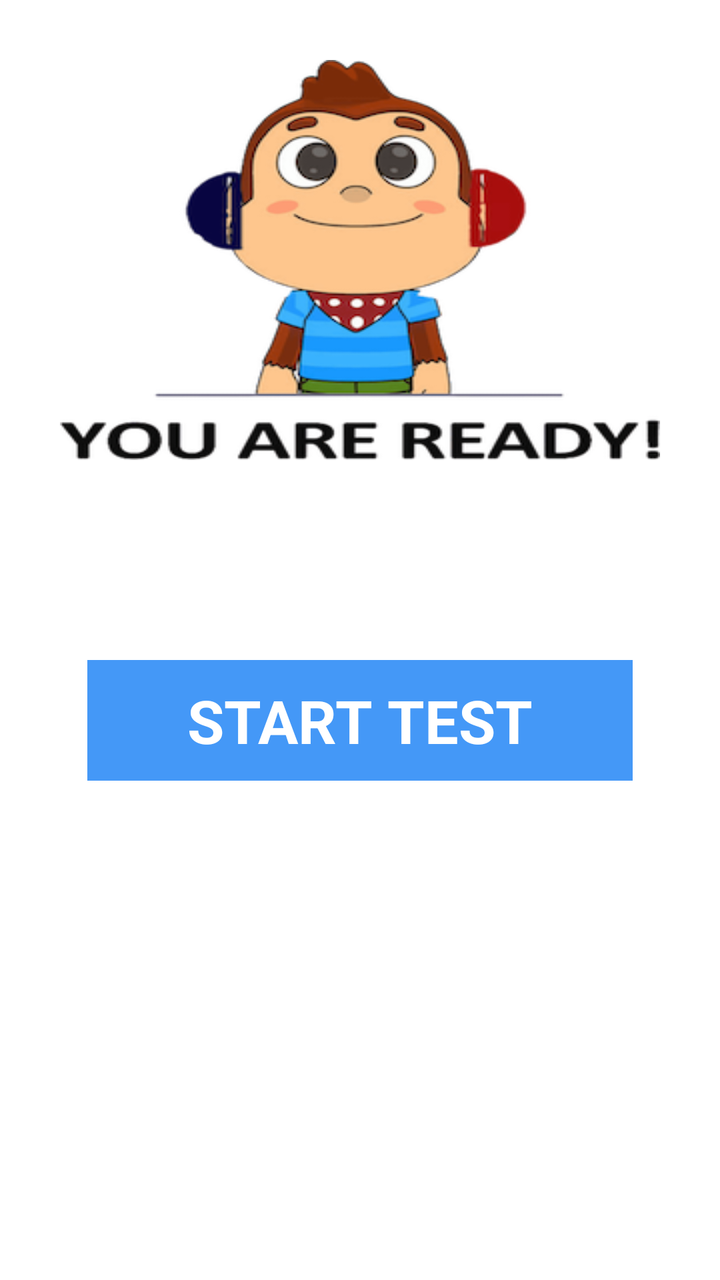
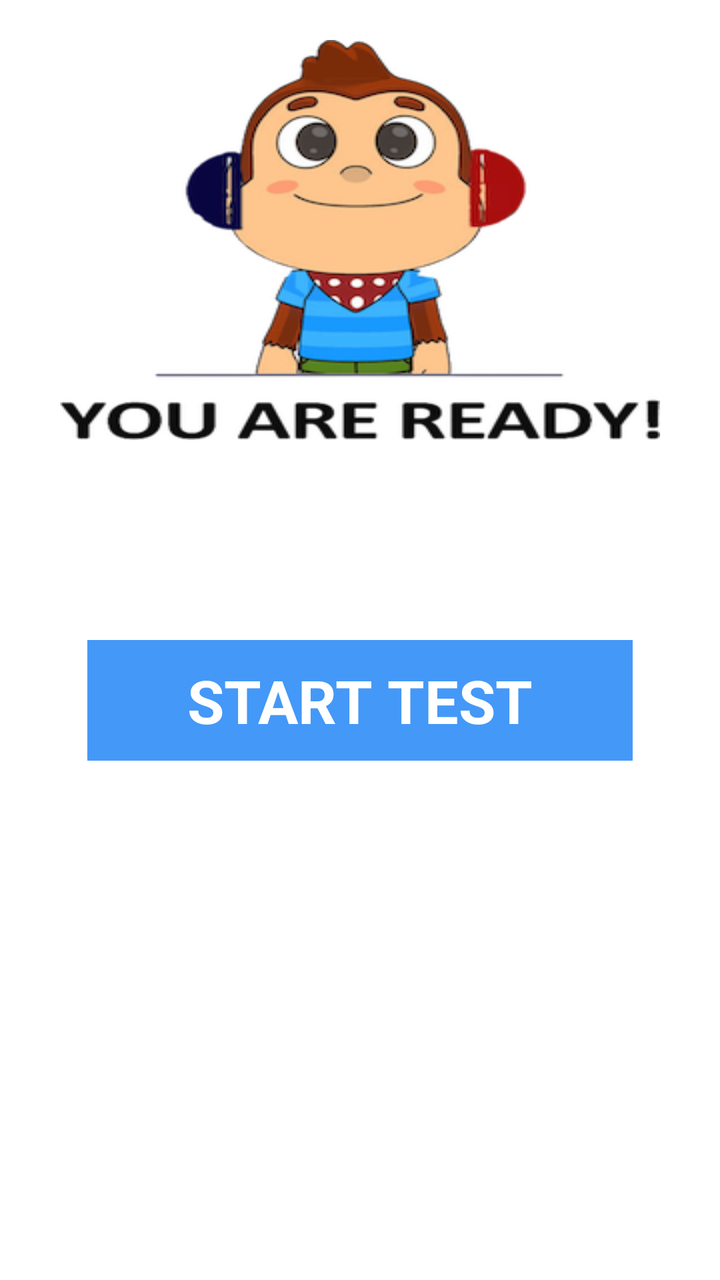

Compare the two renders of this Android layout. The source of the first and the diff that turns it into the second are given below.
<!-- AndroidManifest.xml: application theme Theme.IAhead -->
<!-- res/layout/activity_readytest.xml -->
<?xml version="1.0" encoding="utf-8"?>
<LinearLayout xmlns:android="http://schemas.android.com/apk/res/android"
    android:layout_width="match_parent"
    android:layout_height="match_parent"
    android:orientation="vertical">

    <ImageView
        android:id="@+id/iv_twin"
        android:layout_marginTop="30dp"
        android:layout_marginRight="40dp"
        android:layout_marginLeft="40dp"
        android:background="@drawable/monkey"
        android:layout_gravity="center_horizontal"
        android:layout_width="300dp"
        android:layout_height="200dp"/>

    <LinearLayout
        android:id="@+id/ll_start"
        android:layout_marginTop="100dp"
        android:layout_gravity="center_horizontal"
        android:layout_width="wrap_content"
        android:layout_height="wrap_content"
        android:background="@color/buttonblue"
        android:orientation="horizontal">

        <TextView
            android:layout_marginRight="50dp"
            android:layout_marginLeft="50dp"
            android:layout_marginBottom="10dp"
            android:layout_marginTop="10dp"
            android:textStyle="bold"
            android:layout_width="wrap_content"
            android:layout_height="wrap_content"
            android:text="START TEST"
            android:textSize="30dp"
            android:textColor="@color/white"/>
    </LinearLayout>
</LinearLayout>
<!-- resources referenced by this layout -->
<resources>
  <color name="buttonblue">#4498f7</color>
  <color name="white">#FFFFFFFF</color>
  <!-- drawable monkey: png bitmap (drawable, 63142 bytes) -->
  <style name="Theme.IAhead" parent="Theme.MaterialComponents.DayNight.NoActionBar">
          
          <item name="colorPrimary">@color/purple_500</item>
          <item name="colorPrimaryVariant">@color/purple_700</item>
          <item name="colorOnPrimary">@color/white</item>
          
          <item name="colorSecondary">@color/teal_200</item>
          <item name="colorSecondaryVariant">@color/teal_700</item>
          <item name="colorOnSecondary">@color/black</item>
          
          <item name="android:statusBarColor">?attr/colorPrimaryVariant</item>
          
      </style>
  <color name="purple_500">#FF6200EE</color>
  <color name="purple_700">#FF3700B3</color>
  <color name="teal_200">#FF03DAC5</color>
  <color name="teal_700">#FF018786</color>
  <color name="black">#FF000000</color>
</resources>

<!-- the commit's change to res/layout/activity_readytest.xml (unified diff, before → after) -->
@@ -6,7 +6,7 @@
 
     <ImageView
         android:id="@+id/iv_twin"
-        android:layout_marginTop="30dp"
+        android:layout_marginTop="20dp"
         android:layout_marginRight="40dp"
         android:layout_marginLeft="40dp"
         android:background="@drawable/monkey"
